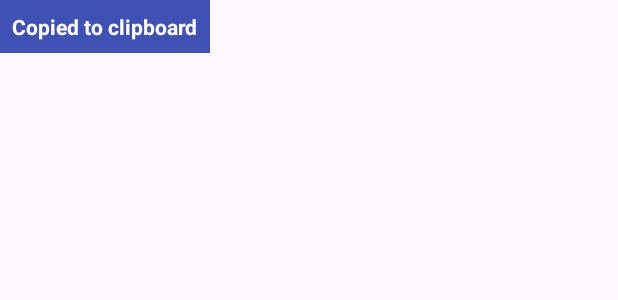
After one commit to Xoshimov2602/Dictionary, an Android app: the layout popup_layout.xml on its own in the app's theme, with its tools: preview values and no code run, on a phone screen of 412 x 824 dp. The commit adds this screen. Shown: the top 300 px of the screen. Run offline under Robolectric (Android 15) with nearby library versions, the phone set to English and light mode, and no system bars.

Commit message:
customview after copying text

```diff
--- a/app/src/main/java/com/example/dictionary/presentation/screens/details/DetailsViewModel.kt
+++ b/app/src/main/java/com/example/dictionary/presentation/screens/details/DetailsViewModel.kt
@@ -12,6 +12,7 @@ class DetailsViewModel : DetailsViewModelContract, ViewModel() {
     private val repository : AppRepository = AppRepositoryImpl.getRepository()
 
     override val textOut = MutableLiveData<String>()
+    override val copyLiveData = MutableLiveData<String>()
 
     override fun textToSpeech(word: String) {
         textOut.value = word
@@ -20,4 +21,7 @@ class DetailsViewModel : DetailsViewModelContract, ViewModel() {
     override fun updateItem(data: DictionaryEntity) {
         repository.update(data.copy(isFavourite = data.isFavourite?.xor(1)))
     }
+    override fun clickCopy(text: String) {
+        copyLiveData.value = text
+    }
 }
--- a/app/src/main/java/com/example/dictionary/presentation/screens/details/DetailsViewModelContract.kt
+++ b/app/src/main/java/com/example/dictionary/presentation/screens/details/DetailsViewModelContract.kt
@@ -5,7 +5,9 @@ import com.example.dictionary.source.entity.DictionaryEntity
 
 interface DetailsViewModelContract {
     val textOut : LiveData<String>
+    val copyLiveData : LiveData<String>
 
     fun textToSpeech (word : String)
     fun updateItem (data : DictionaryEntity)
+    fun clickCopy (text : String)
 }
--- a/app/src/main/java/com/example/dictionary/presentation/screens/dictionary/DictionaryViewModelImpl.kt
+++ b/app/src/main/java/com/example/dictionary/presentation/screens/dictionary/DictionaryViewModelImpl.kt
@@ -54,4 +54,6 @@ class DictionaryViewModelImpl : DictionaryViewModel, ViewModel() {
     override fun getWordsByQuery(query: String) {
         wordCursorLiveData.value = repository.getWordsByQuery(query)
     }
+
+
 }
--- /dev/null
+++ b/app/src/main/res/layout/popup_layout.xml
@@ -0,0 +1,17 @@
+<?xml version="1.0" encoding="utf-8"?>
+<LinearLayout xmlns:android="http://schemas.android.com/apk/res/android"
+    android:layout_width="wrap_content"
+    android:layout_height="wrap_content"
+    android:orientation="horizontal"
+    android:background="@color/dark_blue"
+    android:padding="8dp">
+
+    <TextView
+        android:id="@+id/popup_text"
+        android:layout_width="wrap_content"
+        android:layout_height="wrap_content"
+        android:text="Copied to clipboard"
+        android:textStyle="bold"
+        android:textColor="@android:color/white"
+        android:textSize="14sp" />
+</LinearLayout>
--- a/app/src/main/res/layout/screen_details.xml
+++ b/app/src/main/res/layout/screen_details.xml
@@ -255,8 +255,9 @@
                 app:layout_constraintEnd_toStartOf="@id/flag_uzb"
                 app:layout_constraintTop_toTopOf="@id/flag_eng" />
 
-            <com.skydoves.elasticviews.ElasticImageView
+            <ImageView
                 android:id="@+id/changer"
+                android:clickable="false"
                 android:layout_width="50dp"
                 android:layout_height="50dp"
                 android:src="@drawable/ic_translate"
```
Also changed, not shown: app/src/main/java/com/example/dictionary/presentation/screens/details/DetailsScreen.kt (+37 -0 lines), app/src/main/java/com/example/dictionary/presentation/screens/dictionary/DictionaryScreen.kt (+31 -16 lines).
